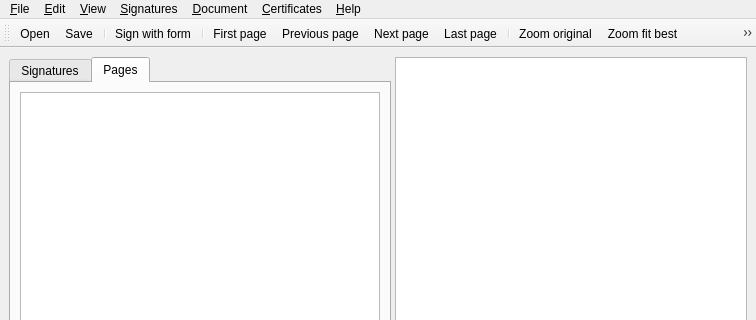
Qt form UI/main_gui.ui (Papafelice/Cannibal) before a commit; both pictures show x 0 to 756 and y 0 to 320 of the 756 by 739 pixel window.
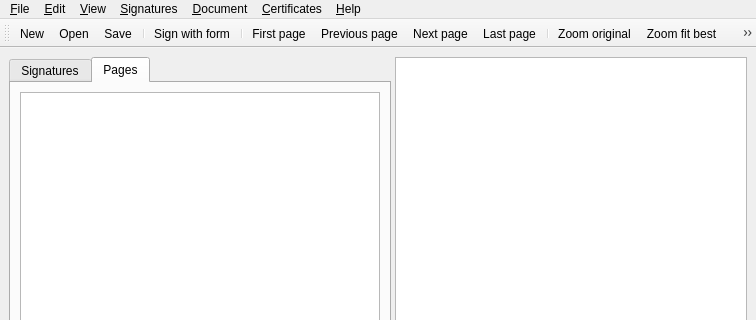
The same form after that commit. Icons and pictures are not drawn. Custom widgets are drawn as their Qt base class.

```diff
--- a/UI/main_gui.ui
+++ b/UI/main_gui.ui
@@ -158,6 +158,7 @@
    <attribute name="toolBarBreak">
     <bool>false</bool>
    </attribute>
+   <addaction name="actionNew"/>
    <addaction name="actionOpen"/>
    <addaction name="actionSave"/>
    <addaction name="separator"/>
@@ -476,6 +477,15 @@
     <string>Insert &amp;document...</string>
    </property>
   </action>
+  <action name="actionNew">
+   <property name="icon">
+    <iconset theme="document-new">
+     <normaloff>.</normaloff>.</iconset>
+   </property>
+   <property name="text">
+    <string>&amp;New</string>
+   </property>
+  </action>
  </widget>
  <customwidgets>
   <customwidget>
```
Left out of the diff: 3 changed lines with no effect on the pictures.
